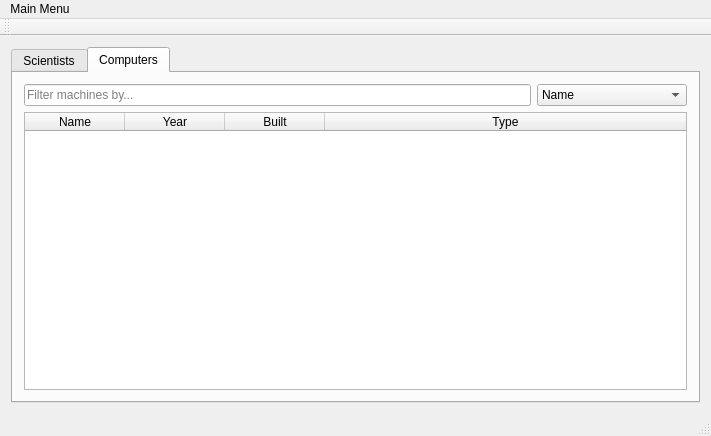
The window that vika3/adalgluggi.ui (editomars/VLN1_h22) describes before a commit, drawn with Qt 5.
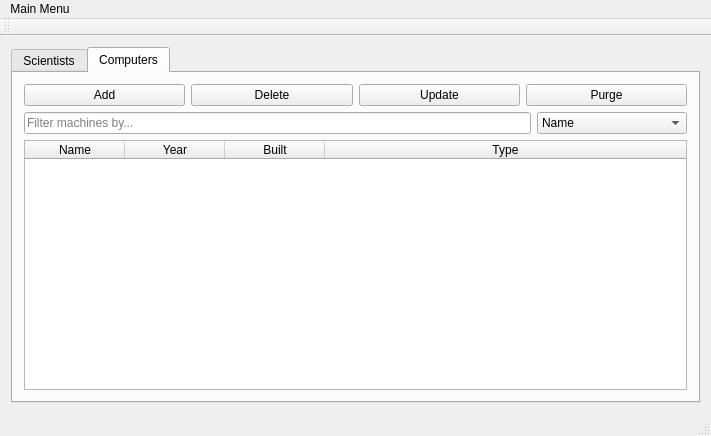
The same window after the commit. The open tabs and pages were chosen to show the change.

```diff
--- a/vika3/adalgluggi.ui
+++ b/vika3/adalgluggi.ui
@@ -169,6 +169,38 @@
         <string>Computers</string>
        </attribute>
        <layout class="QVBoxLayout" name="verticalLayout_3">
+        <item>
+         <layout class="QHBoxLayout" name="horizontalLayout_8">
+          <item>
+           <widget class="QPushButton" name="vButton_add">
+            <property name="text">
+             <string>Add</string>
+            </property>
+           </widget>
+          </item>
+          <item>
+           <widget class="QPushButton" name="vButton_delete">
+            <property name="text">
+             <string>Delete</string>
+            </property>
+           </widget>
+          </item>
+          <item>
+           <widget class="QPushButton" name="vButton_update">
+            <property name="text">
+             <string>Update</string>
+            </property>
+           </widget>
+          </item>
+          <item>
+           <widget class="QPushButton" name="vButton_purge">
+            <property name="text">
+             <string>Purge</string>
+            </property>
+           </widget>
+          </item>
+         </layout>
+        </item>
         <item>
          <layout class="QHBoxLayout" name="horizontalLayout_2">
           <item>
```
Left out of the diff: 5 changed lines with no effect on the pictures.
